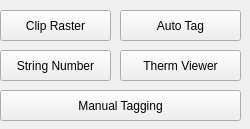
This is windows/therm_tools.ui in sensehawk/qgis_plugin as Qt 5 draws it before an edit. The edited form follows.
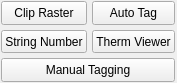
This is the edited form.

What changed in the file:
```diff
--- a/windows/therm_tools.ui
+++ b/windows/therm_tools.ui
@@ -6,80 +6,56 @@
    <rect>
     <x>0</x>
     <y>0</y>
-    <width>250</width>
-    <height>129</height>
+    <width>164</width>
+    <height>83</height>
    </rect>
   </property>
   <property name="sizePolicy">
-   <sizepolicy hsizetype="Fixed" vsizetype="Fixed">
+   <sizepolicy hsizetype="Preferred" vsizetype="Preferred">
     <horstretch>0</horstretch>
     <verstretch>0</verstretch>
    </sizepolicy>
   </property>
   <property name="minimumSize">
    <size>
-    <width>250</width>
-    <height>129</height>
+    <width>0</width>
+    <height>0</height>
    </size>
   </property>
   <property name="windowTitle">
    <string>Form</string>
   </property>
-  <widget class="QPushButton" name="StringNumberButton">
-   <property name="geometry">
-    <rect>
-     <x>0</x>
-     <y>50</y>
-     <width>111</width>
-     <height>31</height>
-    </rect>
+  <layout class="QGridLayout" name="gridLayout_2">
+   <property name="leftMargin">
+    <number>1</number>
    </property>
-   <property name="sizePolicy">
-    <sizepolicy hsizetype="Fixed" vsizetype="Fixed">
-     <horstretch>0</horstretch>
-     <verstretch>0</verstretch>
-    </sizepolicy>
+   <property name="topMargin">
+    <number>1</number>
    </property>
-   <property name="text">
-    <string>String Number</string>
+   <property name="rightMargin">
+    <number>1</number>
    </property>
-   <property name="checkable">
-    <bool>true</bool>
+   <property name="bottomMargin">
+    <number>1</number>
    </property>
-  </widget>
-  <widget class="QPushButton" name="imagetaggingButton">
-   <property name="geometry">
-    <rect>
-     <x>120</x>
-     <y>10</y>
-     <width>121</width>
-     <height>31</height>
-    </rect>
+   <property name="spacing">
+    <number>0</number>
    </property>
-   <property name="sizePolicy">
-    <sizepolicy hsizetype="Fixed" vsizetype="Fixed">
-     <horstretch>0</horstretch>
-     <verstretch>0</verstretch>
-    </sizepolicy>
-   </property>
-   <property name="text">
-    <string>Auto Tag</string>
-   </property>
-   <property name="checkable">
-    <bool>true</bool>
-   </property>
-  </widget>
+   <item row="0" column="0">
+    <layout class="QGridLayout" name="gridLayout">
+     <property name="sizeConstraint">
+      <enum>QLayout::SetMinAndMaxSize</enum>
+     </property>
+     <property name="rightMargin">
+      <number>1</number>
+     </property>
+     <property name="spacing">
+      <number>5</number>
+     </property>
+     <item row="0" column="0">
   <widget class="QPushButton" name="clipButton">
-   <property name="geometry">
-    <rect>
-     <x>0</x>
-     <y>10</y>
-     <width>111</width>
-     <height>31</height>
-    </rect>
-   </property>
    <property name="sizePolicy">
-    <sizepolicy hsizetype="Fixed" vsizetype="Fixed">
+        <sizepolicy hsizetype="Preferred" vsizetype="Preferred">
      <horstretch>0</horstretch>
      <verstretch>0</verstretch>
     </sizepolicy>
@@ -88,30 +64,55 @@
     <string>Clip Raster</string>
    </property>
   </widget>
-  <widget class="QPushButton" name="thermliteQcButton">
-   <property name="geometry">
-    <rect>
-     <x>0</x>
-     <y>90</y>
-     <width>241</width>
-     <height>31</height>
-    </rect>
-   </property>
+     </item>
+     <item row="0" column="1">
+      <widget class="QPushButton" name="imagetaggingButton">
+       <property name="sizePolicy">
+        <sizepolicy hsizetype="Preferred" vsizetype="Preferred">
+         <horstretch>0</horstretch>
+         <verstretch>0</verstretch>
+        </sizepolicy>
+       </property>
+       <property name="focusPolicy">
+        <enum>Qt::TabFocus</enum>
+       </property>
    <property name="text">
-    <string>Manual Tagging</string>
+        <string>Auto Tag</string>
    </property>
    <property name="checkable">
     <bool>true</bool>
    </property>
   </widget>
+     </item>
+     <item row="1" column="0">
+      <widget class="QPushButton" name="StringNumberButton">
+       <property name="sizePolicy">
+        <sizepolicy hsizetype="Preferred" vsizetype="Preferred">
+         <horstretch>0</horstretch>
+         <verstretch>0</verstretch>
+        </sizepolicy>
+       </property>
+       <property name="focusPolicy">
+        <enum>Qt::TabFocus</enum>
+       </property>
+       <property name="text">
+        <string>String Number</string>
+       </property>
+       <property name="checkable">
+        <bool>true</bool>
+       </property>
+      </widget>
+     </item>
+     <item row="1" column="1">
   <widget class="QPushButton" name="viewer_button">
-   <property name="geometry">
-    <rect>
-     <x>120</x>
-     <y>50</y>
-     <width>121</width>
-     <height>31</height>
-    </rect>
+       <property name="sizePolicy">
+        <sizepolicy hsizetype="Preferred" vsizetype="Preferred">
+         <horstretch>0</horstretch>
+         <verstretch>0</verstretch>
+        </sizepolicy>
+       </property>
+       <property name="focusPolicy">
+        <enum>Qt::TabFocus</enum>
    </property>
    <property name="text">
     <string>Therm Viewer</string>
@@ -120,6 +121,29 @@
     <bool>true</bool>
    </property>
   </widget>
+     </item>
+     <item row="2" column="0" colspan="2">
+      <widget class="QPushButton" name="thermliteQcButton">
+       <property name="sizePolicy">
+        <sizepolicy hsizetype="Preferred" vsizetype="Preferred">
+         <horstretch>0</horstretch>
+         <verstretch>0</verstretch>
+        </sizepolicy>
+       </property>
+       <property name="focusPolicy">
+        <enum>Qt::TabFocus</enum>
+       </property>
+       <property name="text">
+        <string>Manual Tagging</string>
+       </property>
+       <property name="checkable">
+        <bool>true</bool>
+       </property>
+      </widget>
+     </item>
+    </layout>
+   </item>
+  </layout>
  </widget>
  <resources/>
  <connections/>
```
Left out of the diff: 3 changed lines with no effect on the pictures. Lines whose indentation alone changed are shown as unchanged.
